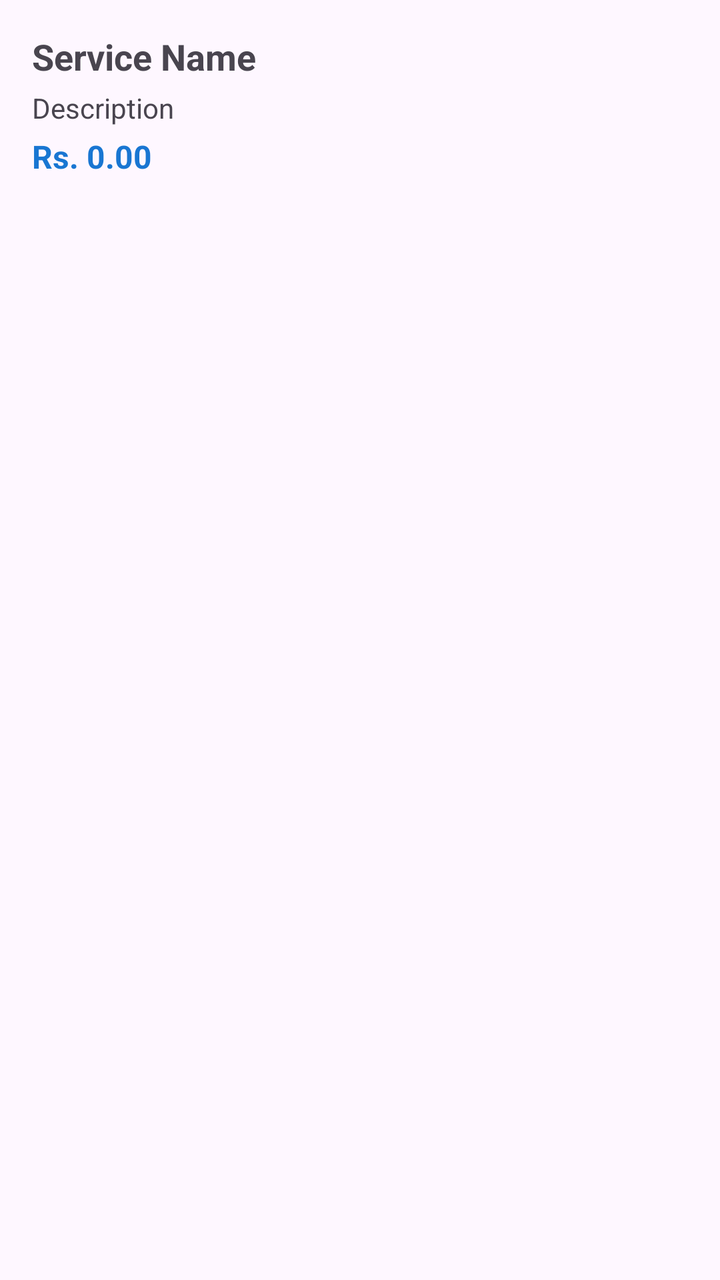
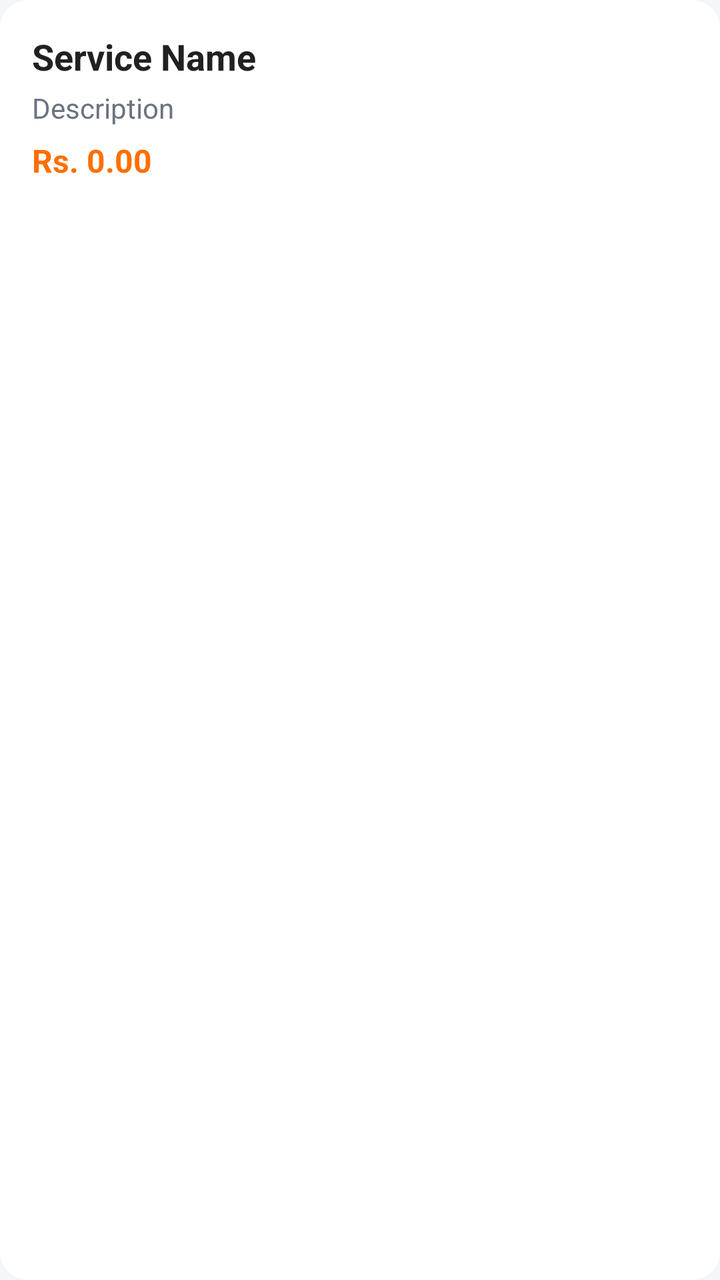

Screens rendered from an Android XML layout before and after an edit, with the pre-edit source and the edit as a unified diff.
<!-- AndroidManifest.xml: application theme Theme.TechFix -->
<!-- res/layout/item_service.xml -->
<?xml version="1.0" encoding="utf-8"?>
<LinearLayout xmlns:android="http://schemas.android.com/apk/res/android"
    android:layout_width="match_parent"
    android:layout_height="wrap_content"
    android:orientation="vertical"
    android:padding="16dp"
    android:background="?attr/selectableItemBackground"
    android:clickable="true"
    android:focusable="true">

    <TextView
        android:id="@+id/tvServiceName"
        android:layout_width="match_parent"
        android:layout_height="wrap_content"
        android:text="Service Name"
        android:textSize="18sp"
        android:textStyle="bold" />

    <TextView
        android:id="@+id/tvServiceDescription"
        android:layout_width="match_parent"
        android:layout_height="wrap_content"
        android:text="Description"
        android:textSize="14sp"
        android:layout_marginTop="4dp" />

    <TextView
        android:id="@+id/tvServicePrice"
        android:layout_width="match_parent"
        android:layout_height="wrap_content"
        android:text="Rs. 0.00"
        android:textSize="16sp"
        android:textStyle="bold"
        android:textColor="#1976D2"
        android:layout_marginTop="4dp" />

</LinearLayout>
<!-- resources referenced by this layout -->
<resources>
  <style name="Theme.TechFix" parent="Base.Theme.TechFix" />
  <style name="Base.Theme.TechFix" parent="Theme.Material3.DayNight.NoActionBar">
          
          
      </style>
</resources>

<!-- the commit's change to res/layout/item_service.xml (unified diff, before → after) -->
@@ -3,8 +3,9 @@
     android:layout_width="match_parent"
     android:layout_height="wrap_content"
     android:orientation="vertical"
+    android:background="@drawable/bg_card"
     android:padding="16dp"
-    android:background="?attr/selectableItemBackground"
+    android:layout_marginBottom="10dp"
     android:clickable="true"
     android:focusable="true">
 
@@ -14,7 +15,8 @@
         android:layout_height="wrap_content"
         android:text="Service Name"
         android:textSize="18sp"
-        android:textStyle="bold" />
+        android:textStyle="bold"
+        android:textColor="@color/text_primary" />
 
     <TextView
         android:id="@+id/tvServiceDescription"
@@ -22,6 +24,7 @@
         android:layout_height="wrap_content"
         android:text="Description"
         android:textSize="14sp"
+        android:textColor="@color/text_secondary"
         android:layout_marginTop="4dp" />
 
     <TextView
@@ -31,7 +34,7 @@
         android:text="Rs. 0.00"
         android:textSize="16sp"
         android:textStyle="bold"
-        android:textColor="#1976D2"
-        android:layout_marginTop="4dp" />
+        android:textColor="@color/accent"
+        android:layout_marginTop="6dp" />
 
 </LinearLayout>
<!-- resource entries referenced after the edit -->
@@ -1,9 +1,27 @@
 <!-- resources referenced by this layout -->
 <resources>
+  <color name="accent">#FF6F00</color>
+  <color name="text_primary">#212121</color>
+  <color name="text_secondary">#6B7280</color>
+  <!-- drawable bg_card (drawable) -->
+  <?xml version="1.0" encoding="utf-8"?>
+  <shape xmlns:android="http://schemas.android.com/apk/res/android" android:shape="rectangle">
+      <solid android:color="@color/surface" />
+      <corners android:radius="14dp" />
+  </shape>
   <style name="Theme.TechFix" parent="Base.Theme.TechFix" />
+  <color name="surface">#FFFFFF</color>
   <style name="Base.Theme.TechFix" parent="Theme.Material3.DayNight.NoActionBar">
           
           
+          <item name="colorPrimary">@color/primary</item>
+          <item name="colorPrimaryDark">@color/primary_dark</item>
+          <item name="colorAccent">@color/accent</item>
+          <item name="android:statusBarColor">@color/primary_dark</item>
+          <item name="android:windowBackground">@color/background</item>
       </style>
+  <color name="primary">#1976D2</color>
+  <color name="primary_dark">#0D47A1</color>
+  <color name="background">#F4F6F9</color>
 </resources>
 
